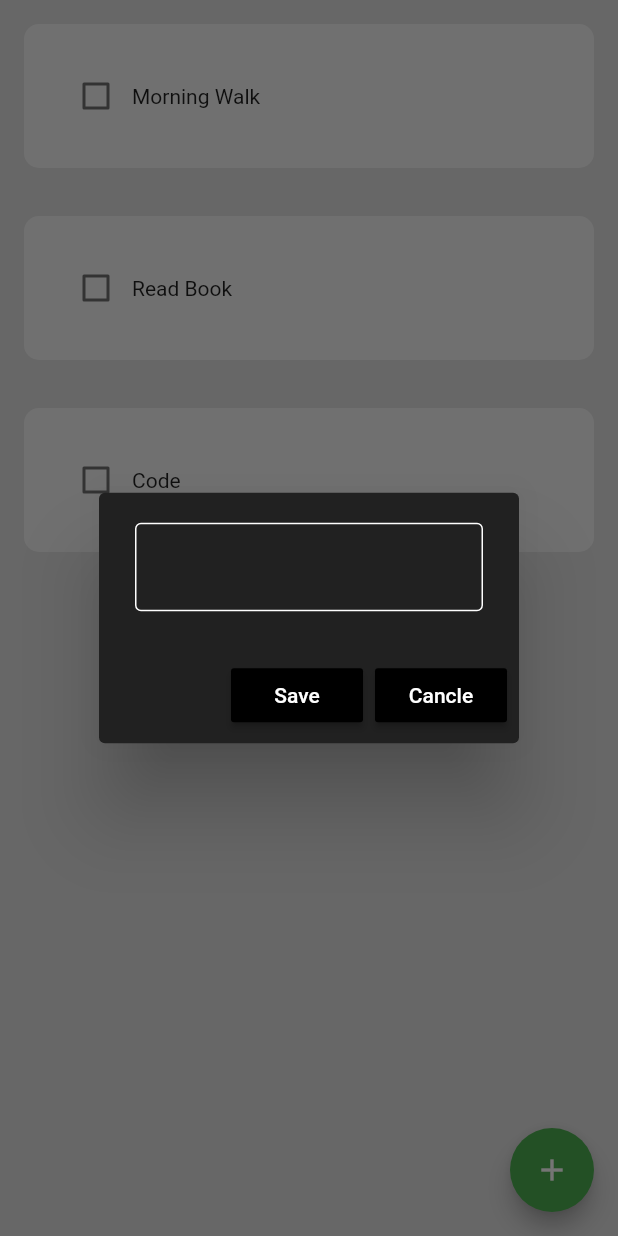
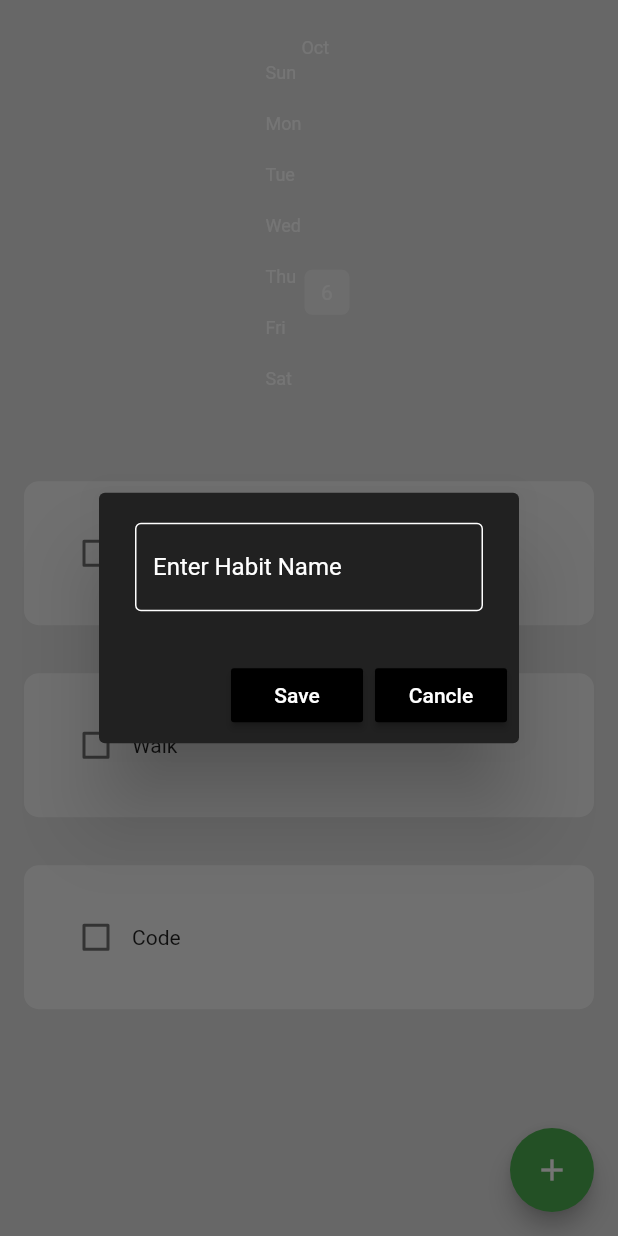
Before and after one commit to SaifIvnaAlam/Habit-Tracker-HeatMap, a Flutter app: the screen it shows after launch, after a tap on the "add" icon, on a phone screen of 412 x 824 dp. Run offline on Flutter 3.47's test engine with Material 2 defaults, Android fonts, the phone set to English and light mode, and no system bars; drawn by our look-alikes of flutter_heatmap_calendar, flutter_slidable; our stand-ins replace hive_flutter; accounts and stored records are empty.

Commit message:
added: hive local database, added heatmap

```diff
--- a/lib/component/habit_tile.dart
+++ b/lib/component/habit_tile.dart
@@ -1,20 +1,44 @@
 import 'package:flutter/material.dart';
+import 'package:flutter_slidable/flutter_slidable.dart';
 
 class HabitTile extends StatelessWidget {
   final String habitName;
   final bool habitCompleted;
   final Function(bool?)? onchanged;
+
+  final Function(BuildContext)? settingTapped;
+  final Function(BuildContext)? deleteTapped;
   const HabitTile({
     Key? key,
     required this.habitName,
     required this.habitCompleted,
     required this.onchanged,
+    required this.deleteTapped,
+    required this.settingTapped,
   }) : super(key: key);
 
   @override
   Widget build(BuildContext context) {
     return Padding(
       padding: const EdgeInsets.all(16.0),
+      child: Slidable(
+        endActionPane: ActionPane(
+          motion: const StretchMotion(),
+          children: [
+            SlidableAction(
+              onPressed: settingTapped,
+              backgroundColor: Colors.grey.shade800,
+              icon: Icons.settings,
+              borderRadius: BorderRadius.circular(12),
+            ),
+            SlidableAction(
+              onPressed: deleteTapped,
+              backgroundColor: Colors.red.shade400,
+              icon: Icons.delete,
+              borderRadius: BorderRadius.circular(12),
+            )
+          ],
+        ),
         child: Container(
           padding: const EdgeInsets.all(24),
           decoration: BoxDecoration(
@@ -26,6 +50,7 @@ class HabitTile extends StatelessWidget {
             ],
           ),
         ),
+      ),
     );
   }
 }
--- /dev/null
+++ b/lib/component/month_summary.dart
@@ -0,0 +1,46 @@
+import 'package:flutter/material.dart';
+import 'package:flutter_heatmap_calendar/flutter_heatmap_calendar.dart';
+import 'package:habit_tracker_v2/datetime/date_time.dart';
+
+class MonthlySummary extends StatelessWidget {
+  final Map<DateTime, int>? datesets;
+  final String startDate;
+
+  const MonthlySummary(
+      {Key? key, required this.datesets, required this.startDate})
+      : super(key: key);
+
+  @override
+  Widget build(BuildContext context) {
+    return Container(
+      padding: const EdgeInsets.only(top: 25, bottom: 25),
+      child: HeatMap(
+          startDate: createDateTimeObject(startDate),
+          endDate: DateTime.now().add(const Duration(days: 0)),
+          datasets: datesets,
+          colorMode: ColorMode.color,
+          defaultColor: Colors.grey[200],
+          textColor: Colors.white,
+          showColorTip: false,
+          showText: true,
+          scrollable: true,
+          size: 30,
+          colorsets: const {
+            1: Color.fromARGB(20, 2, 179, 8),
+            2: Color.fromARGB(40, 2, 179, 8),
+            3: Color.fromARGB(60, 2, 179, 8),
+            4: Color.fromARGB(80, 2, 179, 8),
+            5: Color.fromARGB(100, 2, 179, 8),
+            6: Color.fromARGB(120, 2, 179, 8),
+            7: Color.fromARGB(150, 2, 179, 8),
+            8: Color.fromARGB(180, 2, 179, 8),
+            9: Color.fromARGB(220, 2, 179, 8),
+            10: Color.fromARGB(255, 2, 179, 8),
+          },
+          onClick: (value) {
+            ScaffoldMessenger.of(context)
+                .showSnackBar(SnackBar(content: Text(value.toString())));
+          }),
+    );
+  }
+}
--- a/lib/component/new_habit_dialogBox.dart
+++ b/lib/component/new_habit_dialogBox.dart
@@ -4,11 +4,14 @@ class NewHabitBox extends StatelessWidget {
   final controller;
   final VoidCallback onSave;
   final VoidCallback onCancle;
+
+  final String hitText;
   const NewHabitBox(
       {Key? key,
       required this.onCancle,
       required this.controller,
-      required this.onSave})
+      required this.onSave,
+      required this.hitText})
       : super(key: key);
 
   @override
@@ -18,12 +21,15 @@ class NewHabitBox extends StatelessWidget {
       content: TextField(
           controller: controller,
           style: const TextStyle(color: Colors.white),
-          decoration: const InputDecoration(
-            enabledBorder: OutlineInputBorder(
+          decoration: InputDecoration(
+            hintText: hitText,
+            hintStyle: const TextStyle(color: Colors.white),
+            enabledBorder: const OutlineInputBorder(
               borderSide: BorderSide(color: Colors.white),
             ),
-            focusedBorder:
-                OutlineInputBorder(borderSide: BorderSide(color: Colors.white)),
+            focusedBorder: const OutlineInputBorder(
+              borderSide: BorderSide(color: Colors.white),
+            ),
           )),
       actions: [
         MaterialButton(
--- /dev/null
+++ b/lib/data/habit_database.dart
@@ -0,0 +1,93 @@
+import 'package:habit_tracker_v2/datetime/date_time.dart';
+import 'package:hive_flutter/hive_flutter.dart';
+
+final _myBox = Hive.box("Habit_Database");
+
+class HabitDatabase {
+  List todaysHabitList = [];
+  Map<DateTime, int> heatMapDataSet = {};
+
+  //create initial default data
+  void createDefaultData() {
+    todaysHabitList = [
+      ["Run", false],
+      ["Walk", false],
+      ["Code", false],
+    ];
+
+    _myBox.put("START_DATE", todaysDateFormatted());
+  }
+
+  // load data if added
+  void loadData() {
+//If it's a new day, get habit list from database
+
+    if (_myBox.get(todaysDateFormatted()) == null) {
+      todaysHabitList = _myBox.get("CURRENT_HABIT_LIST");
+      for (int i = 0; i < todaysHabitList.length; i++) {
+        todaysHabitList[i][1] = false;
+      }
+    } else {
+      todaysHabitList = _myBox.get(todaysDateFormatted());
+    }
+  }
+
+//Update Database
+  void updateDatabase() {
+    _myBox.put(todaysDateFormatted(), todaysHabitList);
+
+    _myBox.put("CURRENT_HABIT_LIST", todaysHabitList);
+  }
+
+  void calculateHabitPercentages() {
+    int countCompleted = 0;
+    for (int i = 0; i < todaysHabitList.length; i++) {
+      if (todaysHabitList[i][1] = true) {
+        countCompleted++;
+      }
+    }
+
+    String percent = todaysHabitList.isNotEmpty
+        ? '0.0'
+        : (countCompleted / todaysHabitList.length).toStringAsFixed(1);
+
+    _myBox.put("PERCENTAGE_SUMMARY_${todaysDateFormatted()}", percent);
+  }
+
+  void loadHeatMap() {
+    DateTime startDate = createDateTimeObject(_myBox.get("START_DATE"));
+
+    // count the number of days to load
+    int daysInBetween = DateTime.now().difference(startDate).inDays;
+
+    // go from start date to today and add each percentage to the dataset
+    // "PERCENTAGE_SUMMARY_yyyymmdd" will be the key in the database
+    for (int i = 0; i < daysInBetween + 1; i++) {
+      String yyyymmdd = convertDateTimeToString(
+        startDate.add(Duration(days: i)),
+      );
+
+      double strengthAsPercent = double.parse(
+        _myBox.get("PERCENTAGE_SUMMARY_$yyyymmdd") ?? "0.0",
+      );
+
+      // split the datetime up like below so it doesn't worry about hours/mins/secs etc.
+
+      // year
+      int year = startDate.add(Duration(days: i)).year;
+
+      // month
+      int month = startDate.add(Duration(days: i)).month;
+
+      // day
+      int day = startDate.add(Duration(days: i)).day;
+
+      final percentForEachDay = <DateTime, int>{
+        DateTime(year, month, day): (10 * strengthAsPercent).toInt(),
+      };
+
+      heatMapDataSet.addEntries(percentForEachDay.entries);
+      print(heatMapDataSet);
+    }
+  }
+}
--- /dev/null
+++ b/lib/datetime/date_time.dart
@@ -0,0 +1,51 @@
+//return todays date formated
+String todaysDateFormatted() {
+  var dateTimeObject = DateTime.now();
+  String year = dateTimeObject.year.toString();
+
+  String month = dateTimeObject.month.toString();
+
+  if (month.length == 1) {
+    month = '0$month';
+  }
+
+  String day = dateTimeObject.day.toString();
+
+  if (day.length == 1) {
+    day = '0$day';
+  }
+
+  String yyyymmdd = year + month + day;
+  return yyyymmdd;
+}
+
+//COnvert string yyyymmdd to DateTime Object
+DateTime createDateTimeObject(String yyyymmdd) {
+  int yyyy = int.parse(yyyymmdd.substring(0, 4));
+  int mm = int.parse(yyyymmdd.substring(4, 6));
+  int dd = int.parse(yyyymmdd.substring(6, 8));
+
+  DateTime dateTime = DateTime(yyyy, mm, dd);
+  return dateTime;
+}
+
+//Conver DateTIme oBject To String yyymmdd
+
+String convertDateTimeToString(DateTime dateTime) {
+  String year = dateTime.toString();
+
+  String month = dateTime.month.toString();
+
+  if (month.length == 1) {
+    month = '0$month';
+  }
+
+  String day = dateTime.day.toString();
+
+  if (day.length == 1) {
+    day = '0$day';
+  }
+
+  String yyyymmdd = year + month + day;
+  return yyyymmdd;
+}
--- a/lib/main.dart
+++ b/lib/main.dart
@@ -1,7 +1,10 @@
 import 'package:flutter/material.dart';
 import 'package:habit_tracker_v2/pages/home_page.dart';
+import 'package:hive_flutter/hive_flutter.dart';
 
-void main() {
+void main() async {
+  await Hive.initFlutter();
+  await Hive.openBox("Habit_Database");
   runApp(const MyApp());
 }
 
--- a/lib/pages/home_page.dart
+++ b/lib/pages/home_page.dart
@@ -1,7 +1,10 @@
 import 'package:flutter/material.dart';
 import 'package:habit_tracker_v2/component/habit_tile.dart';
+import 'package:habit_tracker_v2/component/month_summary.dart';
 import 'package:habit_tracker_v2/component/my_fab.dart';
 import 'package:habit_tracker_v2/component/new_habit_dialogBox.dart';
+import 'package:habit_tracker_v2/data/habit_database.dart';
+import 'package:hive_flutter/hive_flutter.dart';
 
 class HomePage extends StatefulWidget {
   const HomePage({Key? key}) : super(key: key);
@@ -12,25 +15,36 @@ class HomePage extends StatefulWidget {
 
 class _HomePageState extends State<HomePage> {
   final _newHabitcontrollar = TextEditingController();
-  List todaysHabitList = [
-    ["Morning Walk", false],
-    ["Read Book", false],
-    ["Code", false]
-  ];
+  HabitDatabase db = HabitDatabase();
+  final _myBox = Hive.box("Habit_Database");
+  //initialsate
+  @override
+  void initState() {
+    if (_myBox.get("CURRENT_HABIT_LIST") == null) {
+      db.createDefaultData();
+    } else {
+      db.loadData();
+    }
+    db.updateDatabase();
+    super.initState();
+  }
+
 //HAbitTile checkBox
   void checkBoxTaped(bool? value, int index) {
     setState(() {
-      todaysHabitList[index][1] = value;
+      db.todaysHabitList[index][1] = value;
     });
+    db.updateDatabase();
   }
 
 //NewHabit Box functions
   void newHabitSave() {
     setState(() {
-      todaysHabitList.add([_newHabitcontrollar.text, false]);
+      db.todaysHabitList.add([_newHabitcontrollar.text, false]);
     });
     Navigator.of(context).pop();
     _newHabitcontrollar.clear();
+    db.updateDatabase();
   }
 
   //on new habit cancle
@@ -46,11 +60,45 @@ class _HomePageState extends State<HomePage> {
           context: context,
           builder: (context) {
             return NewHabitBox(
+                hitText: "Enter Habit Name",
                 onSave: newHabitSave,
                 controller: _newHabitcontrollar,
                 onCancle: cancleNewHabit);
           });
     });
+    db.updateDatabase();
+  }
+
+//setting button
+  void openHabitSettings(int index) {
+    String habitRename = db.todaysHabitList[index][0];
+    showDialog(
+        context: context,
+        builder: (context) {
+          return NewHabitBox(
+              hitText: "Rename $habitRename",
+              onCancle: cancleNewHabit,
+              controller: _newHabitcontrollar,
+              onSave: () => saveExistingHabit(index));
+        });
+  }
+
+//Setting: save existingHabit
+  void saveExistingHabit(int index) {
+    setState(() {
+      db.todaysHabitList[index][0] = _newHabitcontrollar.text;
+    });
+    Navigator.of(context).pop();
+    _newHabitcontrollar.clear();
+    db.updateDatabase();
+  }
+
+// Setting: delete habit
+  void deleteHabit(int index) {
+    setState(() {
+      db.todaysHabitList.removeAt(index);
+    });
+    db.updateDatabase();
   }
 
   @override
@@ -59,15 +107,24 @@ class _HomePageState extends State<HomePage> {
       child: Scaffold(
         floatingActionButton: MyFloatingActionButton(onPressed: createHabit),
         backgroundColor: Colors.grey[300],
-        body: ListView.builder(
-          itemCount: todaysHabitList.length,
-          itemBuilder: (context, index) {
-            return HabitTile(
-                habitName: todaysHabitList[index][0],
-                habitCompleted: todaysHabitList[index][1],
-                onchanged: (value) => checkBoxTaped(value, index));
-          },
-        ),
+        body: ListView(children: [
+          MonthlySummary(
+              datesets: db.heatMapDataSet, startDate: _myBox.get("START_DATE")),
+          ListView.builder(
+            shrinkWrap: true,
+            physics: const NeverScrollableScrollPhysics(),
+            itemCount: db.todaysHabitList.length,
+            itemBuilder: (context, index) {
+              return HabitTile(
+                habitName: db.todaysHabitList[index][0],
+                habitCompleted: db.todaysHabitList[index][1],
+                onchanged: (value) => checkBoxTaped(value, index),
+                settingTapped: (context) => openHabitSettings(index),
+                deleteTapped: (contex) => deleteHabit(index),
+              );
+            },
+          ),
+        ]),
       ),
     );
   }
```
Also changed, not shown: pubspec.yaml (+7 -0 lines), pubspec.lock. Lines whose indentation alone changed are shown as unchanged.
